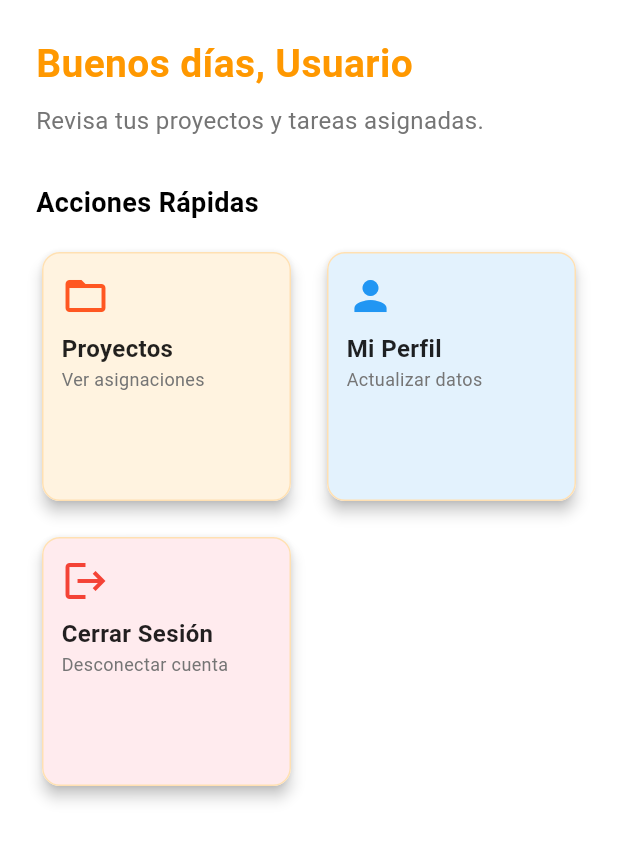
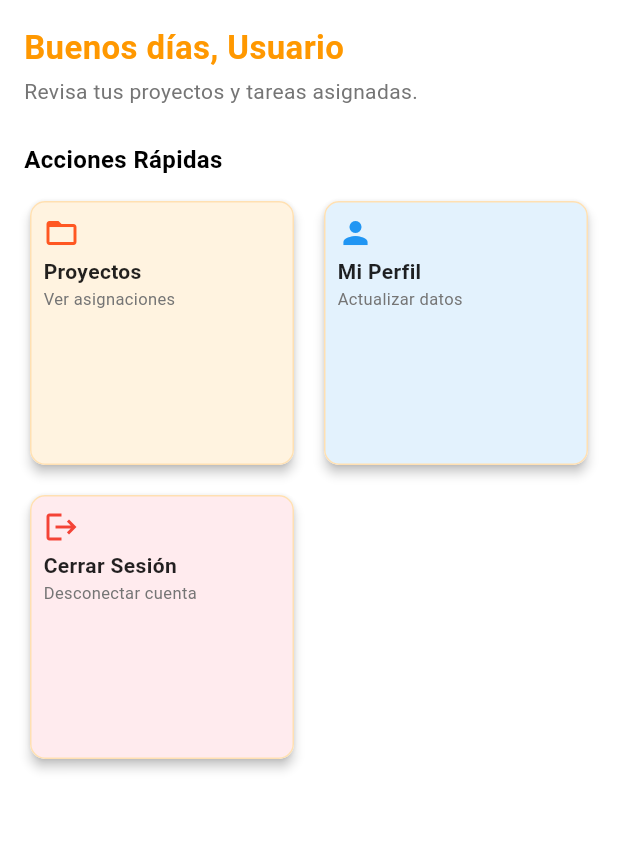
Before and after one commit to alehernandezunimet/MetroGestion, a Flutter app: the HomeScreen screen opened directly, on a phone screen of 412 x 824 dp, the part 84-947 px from its top. Run offline on Flutter 3.47's test engine with Material 3 defaults, Android fonts, the phone set to English and light mode, and no system bars; our stand-ins replace cloud_firestore, firebase_auth, firebase_core; accounts and stored records are empty.

Commit message:
tamano cuadros

```diff
--- a/lib/screens/home/home_screen.dart
+++ b/lib/screens/home/home_screen.dart
@@ -113,7 +113,7 @@ class _HomeScreenState extends State<HomeScreen> {
               style: TextStyle(color: Colors.red),
             ),
             onTap: () async {
-              Navigator.of(context).pop(); // Cierra el Drawer
+              Navigator.of(context).pop();
               await FirebaseAuth.instance.signOut();
               _redirectToLogin();
             },
@@ -157,7 +157,7 @@ class _HomeScreenState extends State<HomeScreen> {
 
     switch (_selectedIndex) {
       case 0:
-        return _buildDashboardBody(); // Contiene el saludo "Buenos días..."
+        return _buildDashboardBody();
       case 1:
         return ProjectsScreen(userRole: _userRole);
       case 2:
@@ -185,38 +185,40 @@ class _HomeScreenState extends State<HomeScreen> {
     final bool isProfessor = _userRole == 'profesor';
 
     return SingleChildScrollView(
-      padding: const EdgeInsets.all(24.0),
+      padding: const EdgeInsets.all(16.0),
       child: Column(
         crossAxisAlignment: CrossAxisAlignment.start,
         children: [
-          // Saludo
           Text(
             '${_getSaludo()}, ${_userName?.split(' ')[0] ?? 'Usuario'}',
             style: TextStyle(
-              fontSize: 26,
+              fontSize: 22,
               fontWeight: FontWeight.bold,
               color: Theme.of(context).primaryColor,
             ),
           ),
-          const SizedBox(height: 8),
+          const SizedBox(height: 4),
           Text(
             isProfessor
                 ? 'Bienvenido/a a la gestión de proyectos.'
                 : 'Revisa tus proyectos y tareas asignadas.',
-            style: TextStyle(fontSize: 16, color: Colors.grey[600]),
+            style: TextStyle(fontSize: 14, color: Colors.grey[600]),
           ),
-          const SizedBox(height: 30),
+          const SizedBox(height: 24),
 
           const Text(
             'Acciones Rápidas',
-            style: TextStyle(fontSize: 18, fontWeight: FontWeight.bold),
+            style: TextStyle(
+              fontSize: 16,
+              fontWeight: FontWeight.bold,
+            ), // Reducido de 18 a 16
           ),
-          const SizedBox(height: 16),
+          const SizedBox(height: 12),
 
           GridView.count(
             crossAxisCount: 2,
-            crossAxisSpacing: 16,
-            mainAxisSpacing: 16,
+            crossAxisSpacing: 12,
+            mainAxisSpacing: 12,
             shrinkWrap: true,
             physics: const NeverScrollableScrollPhysics(),
             children: [
@@ -303,34 +305,34 @@ class HomeGridItem extends StatelessWidget {
   @override
   Widget build(BuildContext context) {
     return Card(
-      elevation: 4,
-      shape: RoundedRectangleBorder(borderRadius: BorderRadius.circular(12)),
+      elevation: 3,
+      shape: RoundedRectangleBorder(borderRadius: BorderRadius.circular(10)),
       child: InkWell(
         onTap: onTap,
-        borderRadius: BorderRadius.circular(12),
+        borderRadius: BorderRadius.circular(10),
         child: Container(
-          padding: const EdgeInsets.all(12),
+          padding: const EdgeInsets.all(8),
           decoration: BoxDecoration(
             color: color,
-            borderRadius: BorderRadius.circular(12),
+            borderRadius: BorderRadius.circular(10),
             border: Border.all(color: Colors.orange[100]!, width: 1),
           ),
           child: Column(
             crossAxisAlignment: CrossAxisAlignment.start,
             children: [
-              Icon(icon, size: 32, color: iconColor),
-              const SizedBox(height: 8),
+              Icon(icon, size: 24, color: iconColor),
+              const SizedBox(height: 4),
               Text(
                 title,
                 style: const TextStyle(
-                  fontSize: 16,
+                  fontSize: 14,
                   fontWeight: FontWeight.bold,
                   color: Colors.black87,
                 ),
               ),
               Text(
                 subtitle,
-                style: TextStyle(fontSize: 12, color: Colors.grey[600]),
+                style: TextStyle(fontSize: 11, color: Colors.grey[600]),
               ),
             ],
           ),
```
